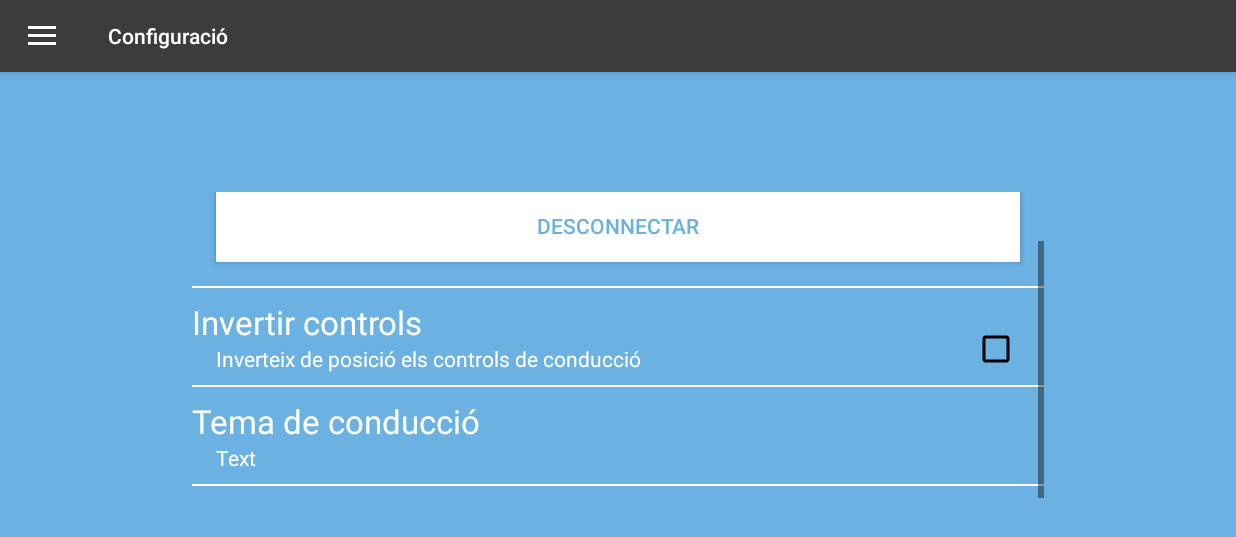
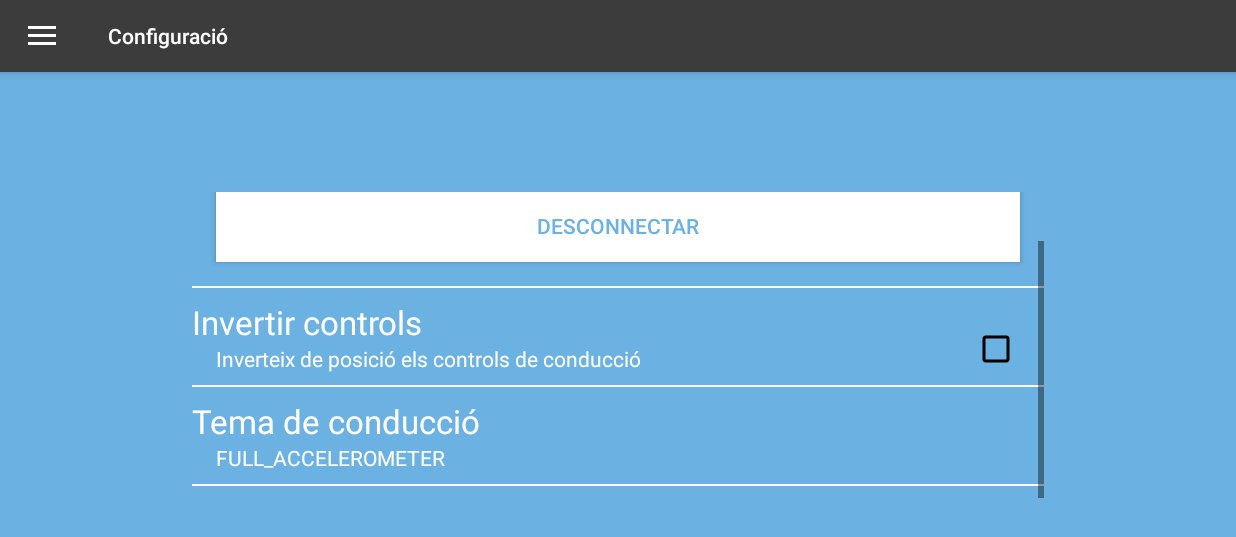
Before and after one commit to lsmaker/Android, an Android app: the PreferencesActivity screen opened directly, with no data from a screen before it, scrolled down 38 dp, on a phone screen of 824 x 412 dp (held sideways). Shown: the top 537 px of the screen. Run offline under Robolectric (Android 15) with nearby library versions, the phone set to English and light mode, and no system bars.

Commit message:
Fixed details from change theme functionality

```diff
--- a/app/src/main/java/com/lasalle/lsmaker_remote/activities/DrivingActivity.java
+++ b/app/src/main/java/com/lasalle/lsmaker_remote/activities/DrivingActivity.java
@@ -60,7 +60,6 @@ public class DrivingActivity extends AppCompatActivity
         }
 
         // Driving view fragment configuration.
-        // TODO: Get driving fragment from Preferences.
         drivingFragment = new SliderDrivingFragment();
         //drivingFragment = new AccelerometerDrivingFragment();
 
--- a/app/src/main/java/com/lasalle/lsmaker_remote/activities/PreferencesActivity.java
+++ b/app/src/main/java/com/lasalle/lsmaker_remote/activities/PreferencesActivity.java
@@ -18,6 +18,7 @@ import android.view.View;
 import android.widget.ArrayAdapter;
 import android.widget.CheckBox;
 import android.widget.RelativeLayout;
+import android.widget.TextView;
 
 import com.lasalle.lsmaker_remote.R;
 import com.lasalle.lsmaker_remote.services.BluetoothConnection;
@@ -60,7 +61,7 @@ public class PreferencesActivity extends AppCompatActivity
 
         // Loads the activity content's view to the drawer content view
         RelativeLayout mainLayout = (RelativeLayout) findViewById(R.id.app_bar_content);
-        View child = getLayoutInflater().inflate(R.layout.content_settings, null);
+        View child = getLayoutInflater().inflate(R.layout.content_preferences, null);
         mainLayout.addView(child);
 
     }
@@ -70,6 +71,8 @@ public class PreferencesActivity extends AppCompatActivity
         super.onResume();
         CheckBox invertModeCheckbox = (CheckBox) findViewById(R.id.preferences_invert_checkbox);
         invertModeCheckbox.setChecked(PreferencesService.isInvertMode());
+        TextView themeText = (TextView) findViewById(R.id.preferences_theme_text);
+        themeText.setText(PreferencesService.getDrivingTheme().name());
     }
 
     @Override
@@ -134,8 +137,6 @@ public class PreferencesActivity extends AppCompatActivity
     }
 
     public void onChangeThemeButtonClick (View view) {
-        // TODO: Implement change driving theme.
-        Log.d(this.getClass().getName(), "Theme selection pop up");
         showThemePicker();
     }
 
@@ -168,6 +169,9 @@ public class PreferencesActivity extends AppCompatActivity
                     public void onClick(DialogInterface dialog, int which) {
                         String strName = arrayAdapter.getItem(which);
                         PreferencesService.setDrivingTheme(PreferencesService.DrivingTheme.valueOf(strName));
+
+                        TextView themeText = (TextView) findViewById(R.id.preferences_theme_text);
+                        themeText.setText(PreferencesService.getDrivingTheme().name());
                     }
                 });
         builderSingle.show();
--- a/app/src/main/res/layout/content_settings.xml
+++ b/app/src/main/res/layout/content_preferences.xml
@@ -108,7 +108,6 @@
                     android:layout_width="wrap_content"
                     android:layout_height="wrap_content"
                     android:layout_alignParentTop="true"
-                    android:layout_alignParentLeft="true"
                     android:layout_alignParentStart="true"
                     android:textAppearance="@style/SalleTitle"
                     android:text="@string/preferences_theme_title" />
@@ -117,12 +116,10 @@
                     android:id="@+id/preferences_theme_text"
                     android:layout_width="wrap_content"
                     android:layout_height="wrap_content"
-                    android:layout_alignParentLeft="true"
                     android:layout_alignParentStart="true"
                     android:textColor="#FFFFFF"
                     android:text="Text"
                     android:layout_below="@+id/preferences_theme_title"
-                    android:layout_marginLeft="16dp"
                     android:layout_marginStart="16dp"/>
 
             </RelativeLayout>
```
